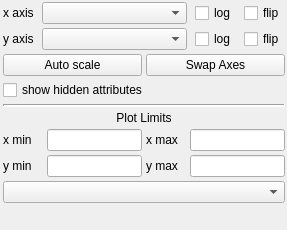
Above: glue/plugins/scatter_group/scattergroupwidget.ui from glue-viz/glue before the change. Below: the same form after it.
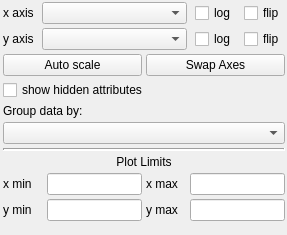
That is the form after the change.

Patch:
```diff
--- a/glue/plugins/scatter_group/scattergroupwidget.ui
+++ b/glue/plugins/scatter_group/scattergroupwidget.ui
@@ -193,6 +193,41 @@
         </property>
        </widget>
       </item>
+      <item>
+       <widget class="QLabel" name="Groupby">
+        <property name="sizePolicy">
+         <sizepolicy hsizetype="Fixed" vsizetype="Preferred">
+          <horstretch>0</horstretch>
+          <verstretch>0</verstretch>
+         </sizepolicy>
+        </property>
+        <property name="minimumSize">
+         <size>
+          <width>40</width>
+          <height>0</height>
+         </size>
+        </property>
+        <property name="text">
+         <string>Group data by:</string>
+        </property>
+       </widget>
+      </item>
+      <item>
+       <widget class="QComboBox" name="groupComboBox">
+        <property name="sizePolicy">
+         <sizepolicy hsizetype="Expanding" vsizetype="Fixed">
+          <horstretch>0</horstretch>
+          <verstretch>0</verstretch>
+         </sizepolicy>
+        </property>
+        <property name="toolTip">
+         <string>Select a field to group data by. (ex. ID)</string>
+        </property>
+        <property name="sizeAdjustPolicy">
+         <enum>QComboBox::AdjustToMinimumContentsLength</enum>
+        </property>
+       </widget>
+      </item>
       <item>
        <widget class="Line" name="line">
         <property name="frameShadow">
@@ -321,22 +356,6 @@
         </item>
        </layout>
       </item>
-      <item>
-       <widget class="QComboBox" name="groupComboBox">
-        <property name="sizePolicy">
-         <sizepolicy hsizetype="Expanding" vsizetype="Fixed">
-          <horstretch>0</horstretch>
-          <verstretch>0</verstretch>
-         </sizepolicy>
-        </property>
-        <property name="toolTip">
-         <string>Select a field to group time series information by. (ex. Patient ID)</string>
-        </property>
-        <property name="sizeAdjustPolicy">
-         <enum>QComboBox::AdjustToMinimumContentsLength</enum>
-        </property>
-       </widget>
-      </item>
       <item>
        <spacer name="verticalSpacer">
         <property name="orientation">
```
